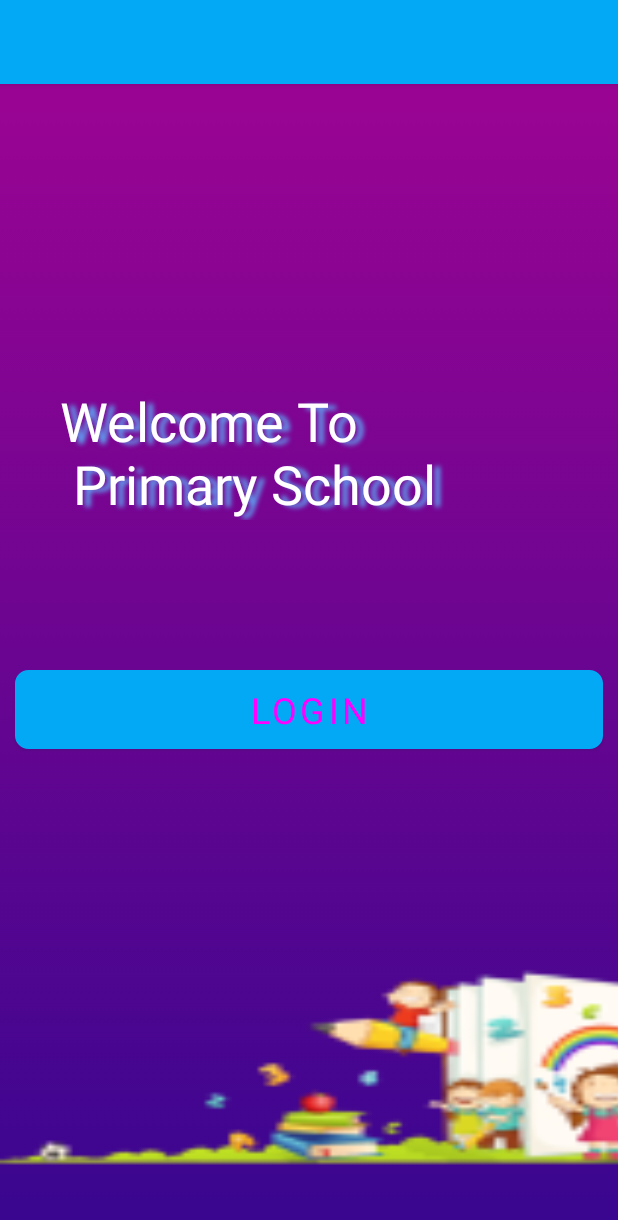
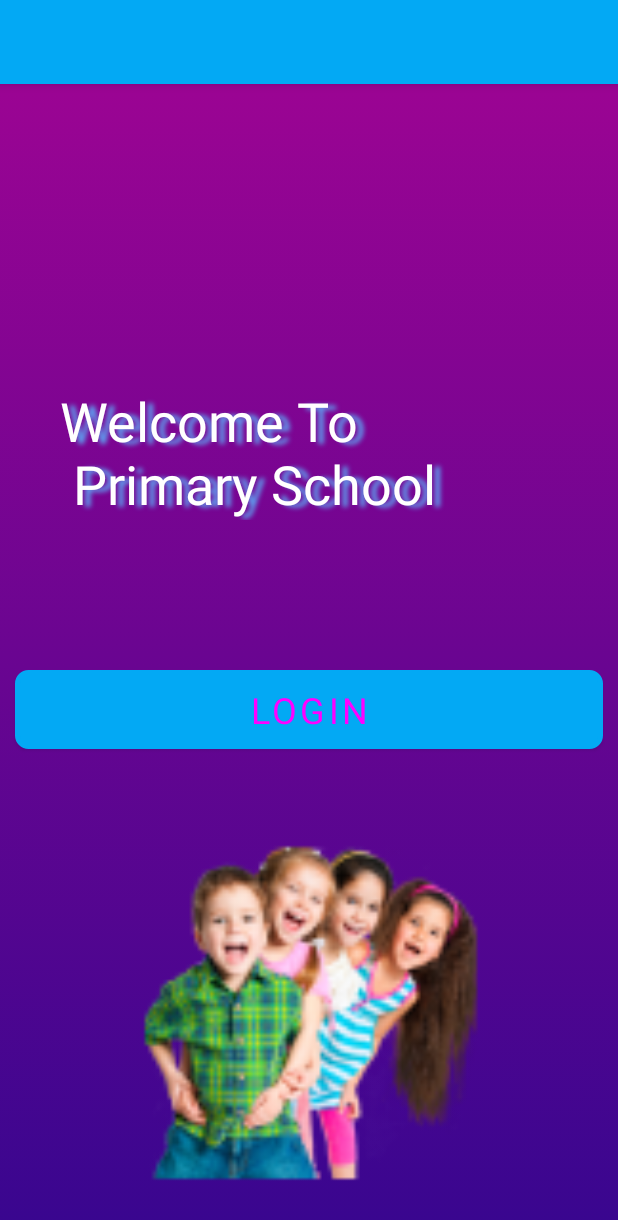
Before and after one commit to kndika/PrimarySchool, an Android app: the screen it shows after launch (MainActivity), on a phone screen of 412 x 824 dp. Shown: the top 1220 px of the screen. Run offline under Robolectric (Android 15) with nearby library versions, the phone set to English and light mode, and no system bars; Roboto replaces fonts that are not available here.

Commit message:
2021/01/04
11:07pm

```diff
--- a/app/src/main/res/layout/activity_main_school.xml
+++ b/app/src/main/res/layout/activity_main_school.xml
@@ -55,7 +55,7 @@
         android:textSize="24sp" />
 
     <LinearLayout
-        android:layout_width="636dp"
+        android:layout_width="fill_parent"
         android:layout_height="fill_parent"
         android:gravity="center"
         android:orientation="horizontal">
@@ -64,9 +64,10 @@
         <ImageView
             android:id="@+id/imageView2"
             android:layout_width="match_parent"
-            android:layout_height="400dp"
+            android:layout_height="480dp"
+            android:layout_marginTop="@dimen/cardview_default_elevation"
             android:layout_weight="1"
-            android:scaleType="fitXY"
+
             app:srcCompat="@mipmap/ic_school_foreground" />
     </LinearLayout>
 
```
Also changed, not shown: app/src/main/ic_school-playstore.png, app/src/main/res/mipmap-hdpi/ic_school.png, app/src/main/res/mipmap-hdpi/ic_school_foreground.png, app/src/main/res/mipmap-hdpi/ic_school_round.png, app/src/main/res/mipmap-mdpi/ic_school.png, app/src/main/res/mipmap-mdpi/ic_school_foreground.png, app/src/main/res/mipmap-mdpi/ic_school_round.png, app/src/main/res/mipmap-xhdpi/ic_school.png, app/src/main/res/mipmap-xhdpi/ic_school_foreground.png, app/src/main/res/mipmap-xhdpi/ic_school_round.png, app/src/main/res/mipmap-xxhdpi/ic_school.png, app/src/main/res/mipmap-xxhdpi/ic_school_foreground.png, app/src/main/res/mipmap-xxhdpi/ic_school_round.png, app/src/main/res/mipmap-xxxhdpi/ic_school.png, 2 more files.
